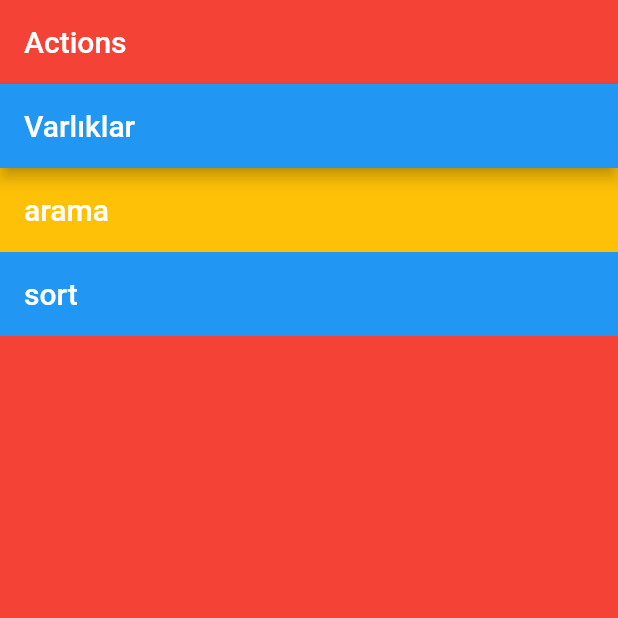
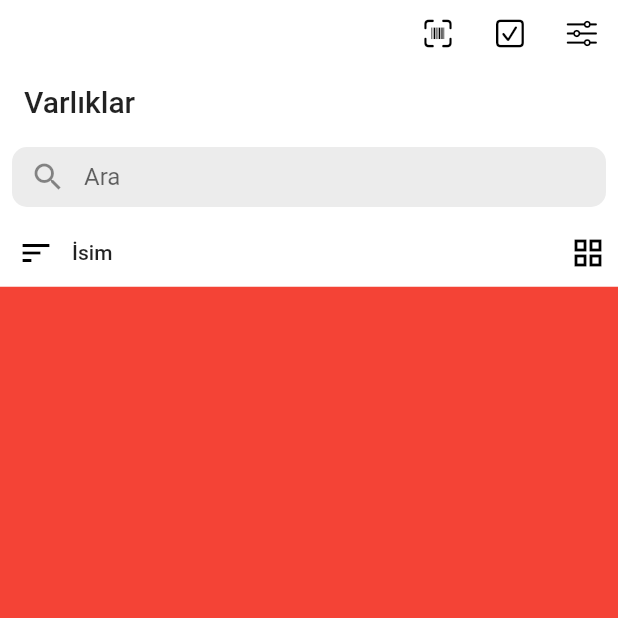
Before and after one commit to hasan-ciftci/honeywell-scanner, a Flutter app: the screen it shows after launch, on a phone screen of 412 x 824 dp, the top half of it. Run offline on Flutter 3.47's test engine with Material 2 defaults, Android fonts, the phone set to English and light mode, and no system bars; missing offline and left inert: honeywell_scanner.

Commit message:
Items page sliver appbar's styling and auto pinning with listening offset.

```diff
--- a/lib/presentation/view/items_view.dart
+++ b/lib/presentation/view/items_view.dart
@@ -1,4 +1,8 @@
+import 'dart:ui';
+
+import 'package:flutter/cupertino.dart';
 import 'package:flutter/material.dart';
+import 'package:flutter/rendering.dart';
 
 class ItemsView extends StatefulWidget {
   @override
@@ -6,30 +10,129 @@ class ItemsView extends StatefulWidget {
 }
 
 class _ItemsViewState extends State<ItemsView> {
+  final ScrollController _sliverScrollController = ScrollController();
+
+  var isPrimary = false;
+  @override
+  void initState() {
+    super.initState();
+
+    _sliverScrollController.addListener(() {
+      if (_sliverScrollController.hasClients &&
+          _sliverScrollController.position.userScrollDirection ==
+              ScrollDirection.forward) {
+        setState(() {
+          isPrimary = false;
+        });
+      } else if (!isPrimary &&
+          _sliverScrollController.hasClients &&
+          _sliverScrollController.offset > kToolbarHeight * 3) {
+        setState(() {
+          isPrimary = true;
+        });
+      }
+    });
+  }
+
   @override
   Widget build(BuildContext context) {
     return Scaffold(
       body: CustomScrollView(
+        controller: _sliverScrollController,
         physics: BouncingScrollPhysics(parent: AlwaysScrollableScrollPhysics()),
         slivers: [
           SliverAppBar(
+            toolbarHeight: 45,
+            actionsIconTheme: IconThemeData(color: Colors.black),
+            elevation: 0,
             floating: true,
-            backgroundColor: Colors.red,
-            title: Text("Actions"),
+            backgroundColor: Colors.white,
+            actions: [
+              IconButton(
+                icon: Icon(
+                  CupertinoIcons.barcode_viewfinder,
+                ),
+                onPressed: () {},
+              ),
+              IconButton(
+                icon: Icon(
+                  CupertinoIcons.checkmark_square,
+                ),
+                onPressed: () {},
+              ),
+              IconButton(
+                icon: Icon(
+                  CupertinoIcons.slider_horizontal_3,
+                ),
+                onPressed: () {},
+              ),
+            ],
             bottom: AppBar(
-              title: Text("Varlıklar"),
+              toolbarHeight: 45,
+              primary: false,
+              elevation: 0,
+              backgroundColor: Colors.white,
+              title: Text(
+                "Varlıklar",
+                style: Theme.of(context).textTheme.headline6,
+              ),
             ),
           ),
           SliverAppBar(
-            backgroundColor: Colors.amber,
-            floating: false,
-            title: Text("arama"),
+            primary: false,
+            automaticallyImplyLeading: false,
+            backgroundColor: Colors.white,
+            flexibleSpace: FlexibleSpaceBar(
+              titlePadding: EdgeInsets.symmetric(horizontal: 8, vertical: 8),
+              centerTitle: true,
+              title: TextField(
+                textAlignVertical: TextAlignVertical.center,
+                decoration: InputDecoration(
+                  labelText: "Ara",
+                  filled: true,
+                  fillColor: Colors.grey.withOpacity(.2),
+                  isCollapsed: true,
+                  prefixIcon: Icon(Icons.search),
+                  border: OutlineInputBorder(
+                    borderRadius: BorderRadius.all(
+                      Radius.circular(10.0),
+                    ),
+                    borderSide: BorderSide.none,
+                  ),
+                ),
+              ),
+            ),
           ),
           SliverAppBar(
-            collapsedHeight: 56,
-            backgroundColor: Colors.blue,
+            iconTheme: IconThemeData(color: Colors.black),
+            toolbarHeight: 45,
             pinned: true,
-            title: Text("sort"),
+            backgroundColor: Colors.white,
+            primary: isPrimary,
+            titleSpacing: 0,
+            title: Row(
+              mainAxisAlignment: MainAxisAlignment.spaceBetween,
+              children: [
+                Row(
+                  children: [
+                    IconButton(
+                      icon: Icon(
+                        Icons.sort,
+                      ),
+                      onPressed: () {},
+                    ),
+                    Text(
+                      "İsim",
+                      style: Theme.of(context).textTheme.bodyText1,
+                    ),
+                  ],
+                ),
+                Padding(
+                  padding: EdgeInsets.only(right: 8.0),
+                  child: Icon(Icons.grid_view),
+                )
+              ],
+            ),
           ),
           SliverToBoxAdapter(
             child: Container(
```
